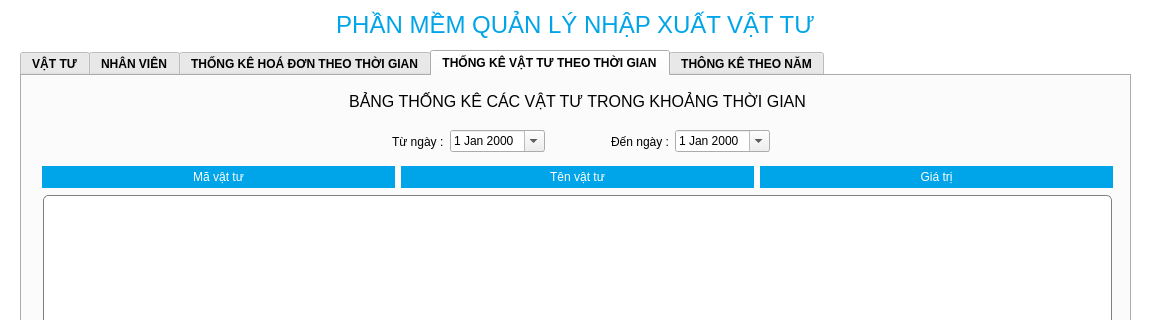
VinhNguyenD23/facilitiesManagement, file src/view/mainwindow.ui: the form before one commit; both pictures show x 0 to 1150 and y 0 to 320 of the 1150 by 670 pixel window.
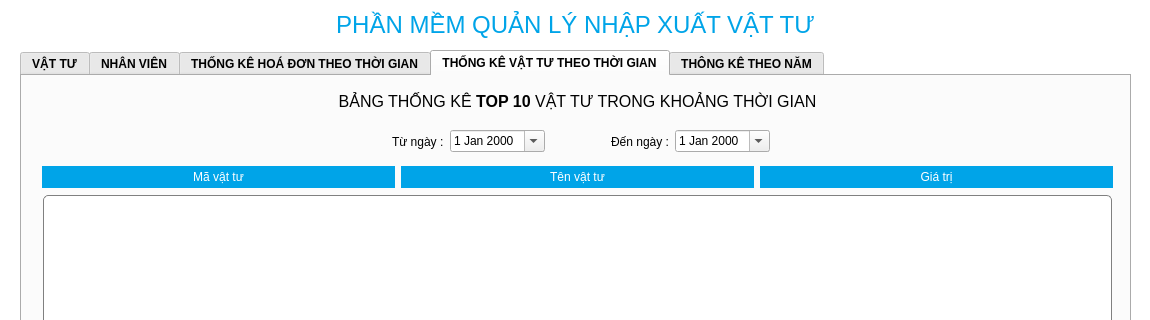
The form after the commit. The open tabs and pages were chosen to show the change.

```diff
--- a/src/view/mainwindow.ui
+++ b/src/view/mainwindow.ui
@@ -1098,7 +1098,7 @@
                                                   }</string>
         </property>
         <property name="text">
-         <string>&lt;html&gt;&lt;head/&gt;&lt;body&gt;&lt;p align=&quot;center&quot;&gt;&lt;span style=&quot; font-family:'Times New Roman','serif'; font-size:12pt;&quot;&gt;BẢNG THỐNG KÊ CÁC VẬT TƯ TRONG KHOẢNG THỜI GIAN&lt;/span&gt;&lt;/p&gt;&lt;/body&gt;&lt;/html&gt;</string>
+         <string>&lt;html&gt;&lt;head/&gt;&lt;body&gt;&lt;p align=&quot;center&quot;&gt;&lt;span style=&quot; font-family:'Times New Roman','serif'; font-size:12pt;&quot;&gt;BẢNG THỐNG KÊ &lt;/span&gt;&lt;span style=&quot; font-family:'Times New Roman','serif'; font-size:12pt; font-weight:700;&quot;&gt;TOP 10&lt;/span&gt;&lt;span style=&quot; font-family:'Times New Roman','serif'; font-size:12pt;&quot;&gt; VẬT TƯ TRONG KHOẢNG THỜI GIAN&lt;/span&gt;&lt;/p&gt;&lt;/body&gt;&lt;/html&gt;</string>
         </property>
        </widget>
       </widget>
```
Left out of the diff: 2 changed lines with no effect on the pictures.
